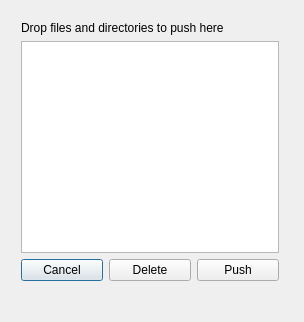
First picture: the form in dragdialog.ui, repository Eliminater74/adblink, before the edit.
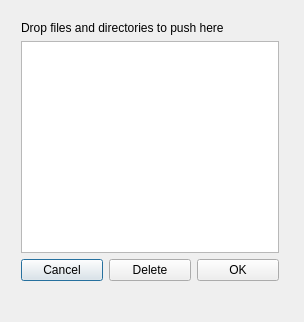
Second picture: the form after the edit.

Commit message: prompt change to ok

What changed in the file:
```diff
--- a/dragdialog.ui
+++ b/dragdialog.ui
@@ -58,7 +58,7 @@
       <item>
        <widget class="QPushButton" name="pushButton3">
         <property name="text">
-         <string>Push</string>
+         <string>OK</string>
         </property>
        </widget>
       </item>
```
